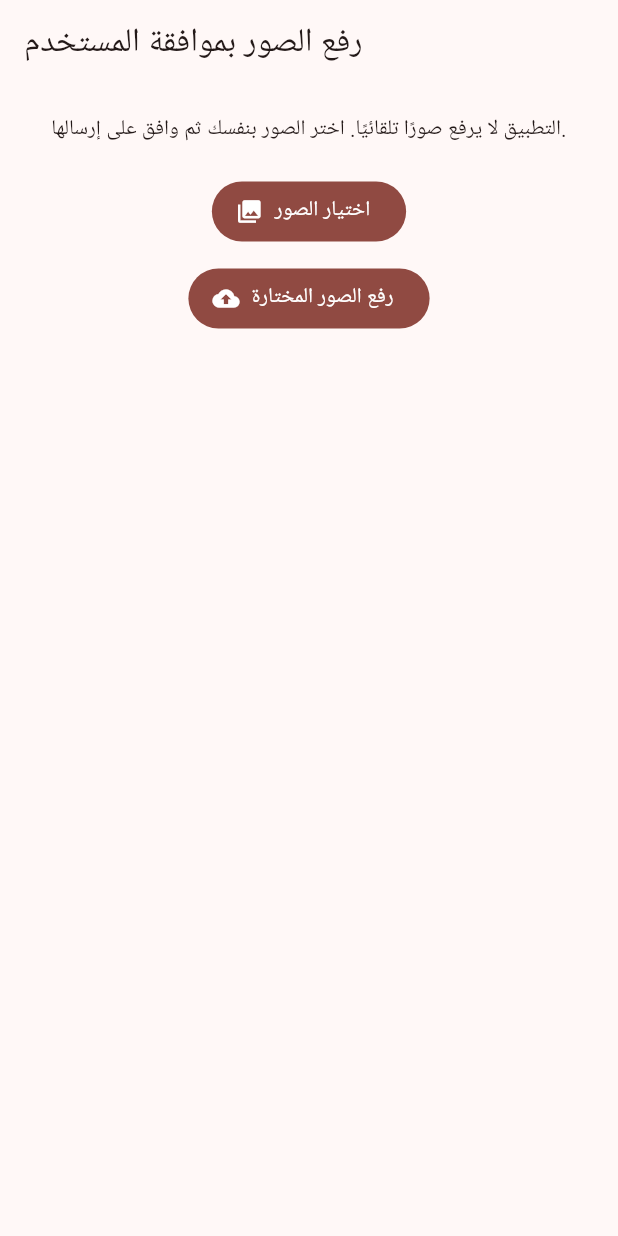
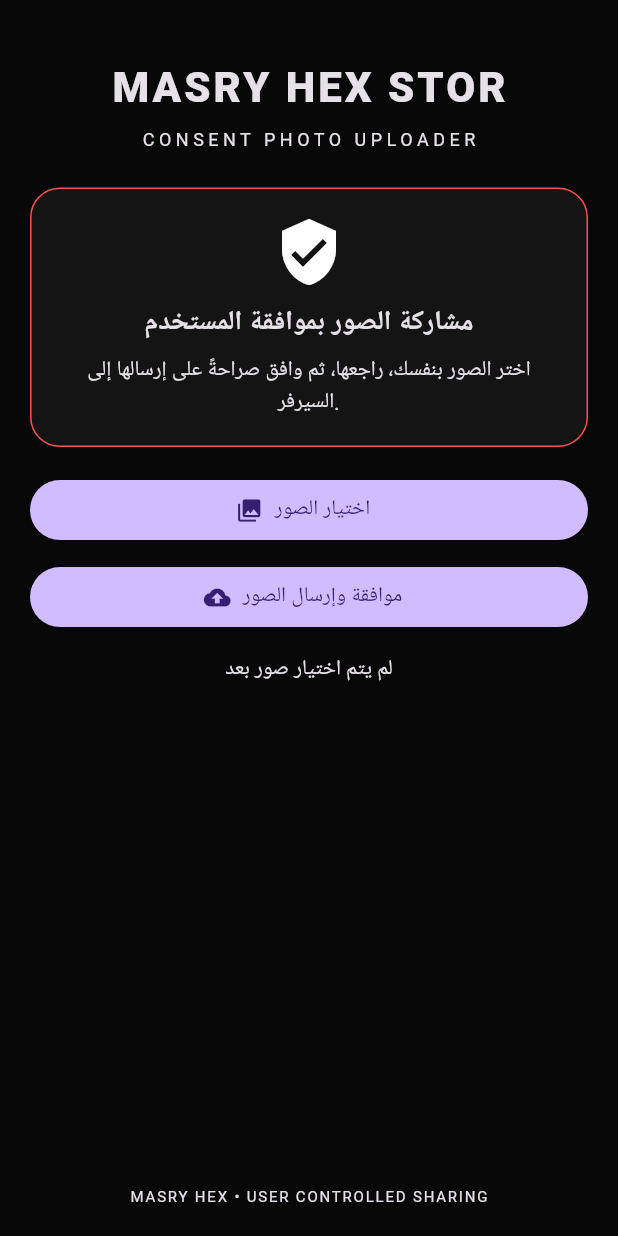
Before and after one commit to mohamedjgkgoffo-prog/consent-photo-uploader, a Flutter app: the screen it shows after launch, on a phone screen of 412 x 824 dp. Run offline on Flutter 3.47's test engine with Material 3 defaults, Android fonts, the phone set to English and light mode, and no system bars; our stand-ins replace image_picker.

Commit message:
Upgrade MASRY HEX STOR consent-based UI

```diff
--- a/mobile/lib/main.dart
+++ b/mobile/lib/main.dart
@@ -3,22 +3,19 @@ import 'package:flutter/material.dart';
 import 'package:image_picker/image_picker.dart';
 import 'package:http/http.dart' as http;
 
-const apiBaseUrl = 'http://10.0.2.2:8000'; // Android emulator.
-                                           // Replace with your server URL on a real phone.
+const apiBaseUrl = 'http://10.0.2.2:8000';
 
 void main() => runApp(const ConsentApp());
 
 class ConsentApp extends StatelessWidget {
   const ConsentApp({super.key});
   @override
-  Widget build(BuildContext context) {
-    return MaterialApp(
+  Widget build(BuildContext context) => MaterialApp(
     debugShowCheckedModeBanner: false,
-      title: 'Photo Uploader',
-      theme: ThemeData(useMaterial3: true, colorSchemeSeed: Colors.red),
+    title: 'MASRY HEX STOR',
+    theme: ThemeData.dark(useMaterial3: true),
     home: const HomePage(),
   );
-  }
 }
 
 class HomePage extends StatefulWidget {
@@ -31,96 +28,82 @@ class _HomePageState extends State<HomePage> {
   final picker = ImagePicker();
   List<XFile> selected = [];
   bool uploading = false;
-  String status = '';
+  String status = 'لم يتم اختيار صور بعد';
 
   Future<void> choosePhotos() async {
     final photos = await picker.pickMultiImage();
     if (!mounted) return;
     setState(() {
       selected = photos;
-      status = photos.isEmpty ? 'لم يتم اختيار صور.' : 'تم اختيار ${photos.length} صورة.';
+      status = photos.isEmpty ? 'لم يتم اختيار صور' : 'تم اختيار ${photos.length} صورة';
     });
   }
 
   Future<void> uploadPhotos() async {
     if (selected.isEmpty || uploading) return;
-
     final confirmed = await showDialog<bool>(
       context: context,
-      builder: (context) => AlertDialog(
-        title: const Text('تأكيد الرفع'),
-        content: Text(
-          'سيتم إرسال ${selected.length} صورة اخترتها إلى السيرفر. '
-          'هل توافق على رفعها؟',
-        ),
+      builder: (_) => AlertDialog(
+        title: const Text('تأكيد مشاركة الصور'),
+        content: Text('سيتم إرسال ${selected.length} صورة اخترتها أنت إلى السيرفر. لا يتم إرسال أي صورة دون موافقتك. هل توافق؟'),
         actions: [
           TextButton(onPressed: () => Navigator.pop(context, false), child: const Text('إلغاء')),
-          FilledButton(onPressed: () => Navigator.pop(context, true), child: const Text('موافقة ورفع')),
+          FilledButton(onPressed: () => Navigator.pop(context, true), child: const Text('موافقة وإرسال')),
         ],
       ),
     );
-
     if (confirmed != true) return;
-
-    setState(() { uploading = true; status = 'جاري الرفع...'; });
-
+    setState(() { uploading = true; status = 'جاري إرسال الصور...'; });
     int done = 0;
     for (final photo in selected) {
+      try {
         final req = http.MultipartRequest('POST', Uri.parse('$apiBaseUrl/upload'));
         req.files.add(await http.MultipartFile.fromPath('file', photo.path));
         final res = await req.send();
         if (res.statusCode == 200) done++;
+      } catch (_) {}
     }
-
     if (!mounted) return;
-    setState(() {
-      uploading = false;
-      status = 'تم رفع $done من ${selected.length} صورة.';
-    });
+    setState(() { uploading = false; status = 'تم إرسال $done من ${selected.length} صورة'; });
   }
 
   @override
-  Widget build(BuildContext context) {
-    return Scaffold(
-      appBar: AppBar(title: const Text('رفع الصور بموافقة المستخدم')),
-      body: Padding(
+  Widget build(BuildContext context) => Scaffold(
+    backgroundColor: const Color(0xFF080808),
+    body: SafeArea(child: Padding(
       padding: const EdgeInsets.all(20),
-        child: Column(
-          children: [
-            const Text(
-              'التطبيق لا يرفع صورًا تلقائيًا. اختر الصور بنفسك ثم وافق على إرسالها.',
-              textAlign: TextAlign.center,
+      child: Column(children: [
+        const SizedBox(height: 18),
+        const Text('MASRY HEX STOR', style: TextStyle(fontSize: 28, fontWeight: FontWeight.w900, letterSpacing: 2)),
+        const SizedBox(height: 6),
+        const Text('CONSENT PHOTO UPLOADER', style: TextStyle(fontSize: 12, letterSpacing: 3)),
+        const SizedBox(height: 24),
+        Container(
+          width: double.infinity,
+          padding: const EdgeInsets.all(18),
+          decoration: BoxDecoration(borderRadius: BorderRadius.circular(20), border: Border.all(color: Colors.redAccent), color: const Color(0xFF141414)),
+          child: const Column(children: [
+            Icon(Icons.verified_user, size: 48),
+            SizedBox(height: 10),
+            Text('مشاركة الصور بموافقة المستخدم', style: TextStyle(fontSize: 18, fontWeight: FontWeight.bold)),
+            SizedBox(height: 8),
+            Text('اختر الصور بنفسك، راجعها، ثم وافق صراحةً على إرسالها إلى السيرفر.', textAlign: TextAlign.center),
+          ]),
         ),
-            const SizedBox(height: 20),
-            FilledButton.icon(
-              onPressed: uploading ? null : choosePhotos,
-              icon: const Icon(Icons.photo_library),
-              label: const Text('اختيار الصور'),
-            ),
+        const SizedBox(height: 18),
+        SizedBox(width: double.infinity, child: FilledButton.icon(onPressed: uploading ? null : choosePhotos, icon: const Icon(Icons.photo_library), label: const Text('اختيار الصور'))),
         const SizedBox(height: 10),
-            FilledButton.icon(
-              onPressed: uploading ? null : uploadPhotos,
-              icon: const Icon(Icons.cloud_upload),
-              label: const Text('رفع الصور المختارة'),
-            ),
-            const SizedBox(height: 20),
-            Text(status),
-            const SizedBox(height: 12),
-            Expanded(
-              child: GridView.builder(
+        SizedBox(width: double.infinity, child: FilledButton.icon(onPressed: uploading ? null : uploadPhotos, icon: const Icon(Icons.cloud_upload), label: const Text('موافقة وإرسال الصور'))),
+        const SizedBox(height: 14),
+        Text(status, textAlign: TextAlign.center),
+        const SizedBox(height: 14),
+        Expanded(child: GridView.builder(
           itemCount: selected.length,
-                gridDelegate: const SliverGridDelegateWithFixedCrossAxisCount(
-                  crossAxisCount: 3, crossAxisSpacing: 8, mainAxisSpacing: 8,
-                ),
-                itemBuilder: (_, i) => ClipRRect(
-                  borderRadius: BorderRadius.circular(10),
-                  child: Image.file(File(selected[i].path), fit: BoxFit.cover),
-                ),
-              ),
-            ),
-          ],
-        ),
-      ),
+          gridDelegate: const SliverGridDelegateWithFixedCrossAxisCount(crossAxisCount: 3, crossAxisSpacing: 8, mainAxisSpacing: 8),
+          itemBuilder: (_, i) => ClipRRect(borderRadius: BorderRadius.circular(12), child: Image.file(File(selected[i].path), fit: BoxFit.cover)),
+        )),
+        const Text('MASRY HEX • USER CONTROLLED SHARING', style: TextStyle(fontSize: 10, letterSpacing: 1.2)),
+      ]),
+    )),
   );
 }
-}
```
Lines whose indentation alone changed are shown as unchanged.
